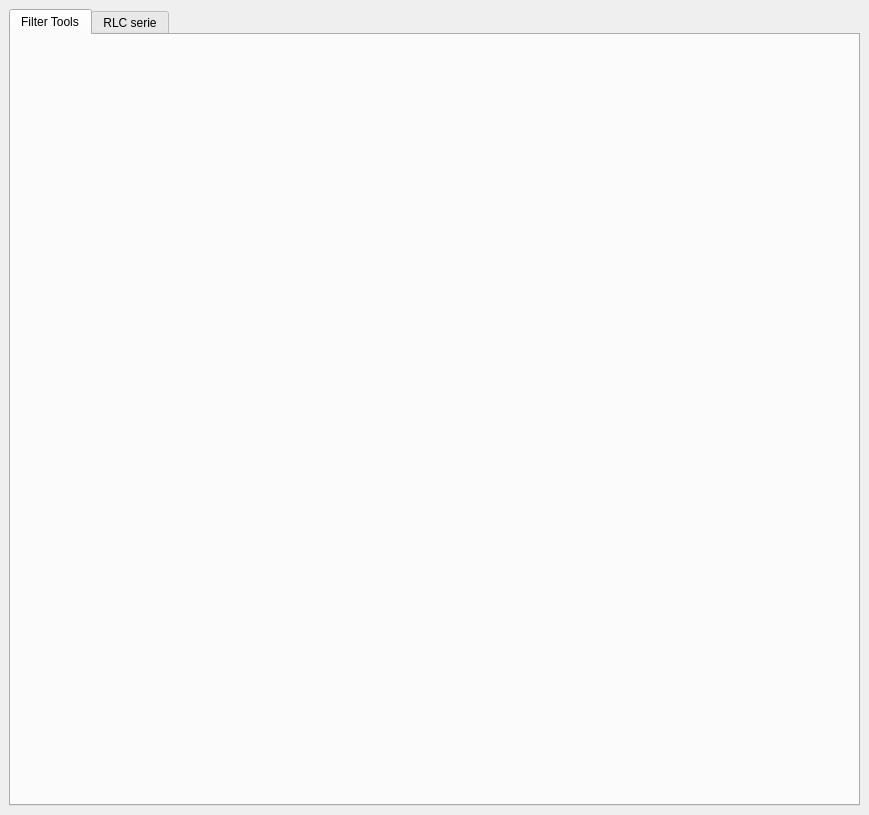
Old version of the form UI.ui in the repository GullinoAgus/Filter-TOOL-ELECTRO.
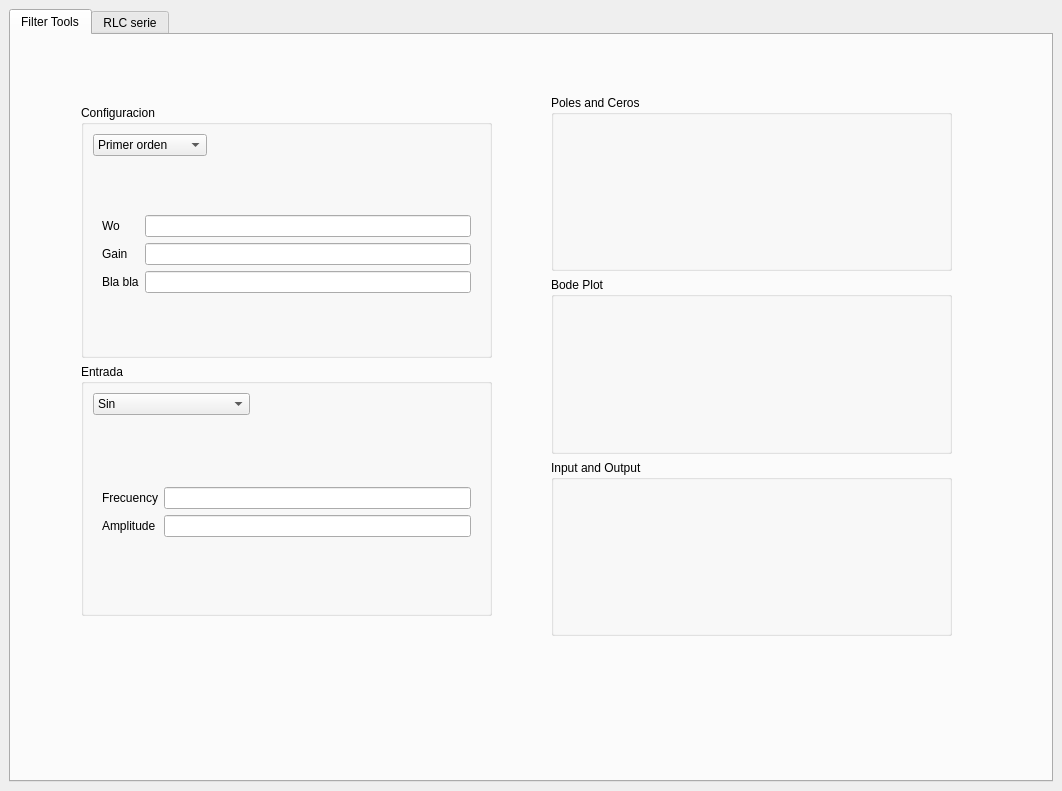
New version of the form. The open tabs and pages were chosen to show the change.

Commit message: Actualizando interfaz

Patch:
```diff
--- a/UI.ui
+++ b/UI.ui
@@ -6,8 +6,8 @@
    <rect>
     <x>0</x>
     <y>0</y>
-    <width>869</width>
-    <height>815</height>
+    <width>1062</width>
+    <height>791</height>
    </rect>
   </property>
   <property name="windowTitle">
@@ -27,6 +27,253 @@
        <attribute name="title">
         <string>Filter Tools</string>
        </attribute>
+       <widget class="QWidget" name="">
+        <property name="geometry">
+         <rect>
+          <x>70</x>
+          <y>70</y>
+          <width>411</width>
+          <height>511</height>
+         </rect>
+        </property>
+        <layout class="QVBoxLayout" name="verticalLayout_3">
+         <item>
+          <widget class="QGroupBox" name="groupBox">
+           <property name="title">
+            <string>Configuracion</string>
+           </property>
+           <layout class="QGridLayout" name="gridLayout_3">
+            <item row="1" column="0">
+             <widget class="QStackedWidget" name="stackedWidget">
+              <property name="currentIndex">
+               <number>0</number>
+              </property>
+              <widget class="QWidget" name="page">
+               <layout class="QVBoxLayout" name="verticalLayout">
+                <item>
+                 <layout class="QGridLayout" name="gridLayout">
+                  <item row="0" column="1">
+                   <widget class="QLineEdit" name="lineEdit"/>
+                  </item>
+                  <item row="2" column="0">
+                   <widget class="QLabel" name="label_3">
+                    <property name="text">
+                     <string>Bla bla</string>
+                    </property>
+                   </widget>
+                  </item>
+                  <item row="1" column="1">
+                   <widget class="QLineEdit" name="lineEdit_2"/>
+                  </item>
+                  <item row="0" column="0">
+                   <widget class="QLabel" name="label">
+                    <property name="text">
+                     <string>Wo</string>
+                    </property>
+                   </widget>
+                  </item>
+                  <item row="1" column="0">
+                   <widget class="QLabel" name="label_2">
+                    <property name="text">
+                     <string>Gain</string>
+                    </property>
+                   </widget>
+                  </item>
+                  <item row="2" column="1">
+                   <widget class="QLineEdit" name="lineEdit_3"/>
+                  </item>
+                 </layout>
+                </item>
+               </layout>
+              </widget>
+              <widget class="QWidget" name="page_2"/>
+             </widget>
+            </item>
+            <item row="0" column="0">
+             <layout class="QHBoxLayout" name="horizontalLayout_2">
+              <property name="bottomMargin">
+               <number>0</number>
+              </property>
+              <item>
+               <widget class="QComboBox" name="comboBox">
+                <property name="sizePolicy">
+                 <sizepolicy hsizetype="Preferred" vsizetype="Fixed">
+                  <horstretch>0</horstretch>
+                  <verstretch>0</verstretch>
+                 </sizepolicy>
+                </property>
+                <property name="minimumSize">
+                 <size>
+                  <width>100</width>
+                  <height>0</height>
+                 </size>
+                </property>
+                <item>
+                 <property name="text">
+                  <string>Primer orden</string>
+                 </property>
+                </item>
+                <item>
+                 <property name="text">
+                  <string>Segundo orden</string>
+                 </property>
+                </item>
+               </widget>
+              </item>
+              <item>
+               <spacer name="horizontalSpacer">
+                <property name="orientation">
+                 <enum>Qt::Horizontal</enum>
+                </property>
+                <property name="sizeHint" stdset="0">
+                 <size>
+                  <width>30</width>
+                  <height>20</height>
+                 </size>
+                </property>
+               </spacer>
+              </item>
+             </layout>
+            </item>
+           </layout>
+          </widget>
+         </item>
+         <item>
+          <widget class="QGroupBox" name="groupBox_2">
+           <property name="title">
+            <string>Entrada</string>
+           </property>
+           <layout class="QGridLayout" name="gridLayout_5">
+            <item row="1" column="0">
+             <layout class="QGridLayout" name="gridLayout_4">
+              <item row="0" column="0">
+               <widget class="QStackedWidget" name="stackedWidget_2">
+                <property name="currentIndex">
+                 <number>0</number>
+                </property>
+                <widget class="QWidget" name="page_3">
+                 <layout class="QVBoxLayout" name="verticalLayout_2">
+                  <item>
+                   <layout class="QGridLayout" name="gridLayout_6">
+                    <item row="0" column="0">
+                     <widget class="QLabel" name="label_4">
+                      <property name="text">
+                       <string>Frecuency</string>
+                      </property>
+                     </widget>
+                    </item>
+                    <item row="0" column="1">
+                     <widget class="QLineEdit" name="lineEdit_4"/>
+                    </item>
+                    <item row="1" column="0">
+                     <widget class="QLabel" name="label_5">
+                      <property name="text">
+                       <string>Amplitude</string>
+                      </property>
+                     </widget>
+                    </item>
+                    <item row="1" column="1">
+                     <widget class="QLineEdit" name="lineEdit_5"/>
+                    </item>
+                   </layout>
+                  </item>
+                 </layout>
+                </widget>
+                <widget class="QWidget" name="page_4"/>
+               </widget>
+              </item>
+             </layout>
+            </item>
+            <item row="0" column="0">
+             <layout class="QHBoxLayout" name="horizontalLayout_3">
+              <item>
+               <widget class="QComboBox" name="comboBox_2">
+                <property name="minimumSize">
+                 <size>
+                  <width>100</width>
+                  <height>0</height>
+                 </size>
+                </property>
+                <item>
+                 <property name="text">
+                  <string>Sin</string>
+                 </property>
+                </item>
+                <item>
+                 <property name="text">
+                  <string>Cos</string>
+                 </property>
+                </item>
+                <item>
+                 <property name="text">
+                  <string>Pulse</string>
+                 </property>
+                </item>
+                <item>
+                 <property name="text">
+                  <string>Periodic Pulse</string>
+                 </property>
+                </item>
+                <item>
+                 <property name="text">
+                  <string>Triangle Periodic Pulse</string>
+                 </property>
+                </item>
+               </widget>
+              </item>
+              <item>
+               <spacer name="horizontalSpacer_2">
+                <property name="orientation">
+                 <enum>Qt::Horizontal</enum>
+                </property>
+                <property name="sizeHint" stdset="0">
+                 <size>
+                  <width>30</width>
+                  <height>20</height>
+                 </size>
+                </property>
+               </spacer>
+              </item>
+             </layout>
+            </item>
+           </layout>
+          </widget>
+         </item>
+        </layout>
+       </widget>
+       <widget class="QWidget" name="">
+        <property name="geometry">
+         <rect>
+          <x>540</x>
+          <y>60</y>
+          <width>401</width>
+          <height>541</height>
+         </rect>
+        </property>
+        <layout class="QVBoxLayout" name="verticalLayout_4">
+         <item>
+          <widget class="QGroupBox" name="groupBox_3">
+           <property name="title">
+            <string>Poles and Ceros</string>
+           </property>
+          </widget>
+         </item>
+         <item>
+          <widget class="QGroupBox" name="groupBox_4">
+           <property name="title">
+            <string>Bode Plot</string>
+           </property>
+          </widget>
+         </item>
+         <item>
+          <widget class="QGroupBox" name="groupBox_5">
+           <property name="title">
+            <string>Input and Output</string>
+           </property>
+          </widget>
+         </item>
+        </layout>
+       </widget>
       </widget>
       <widget class="QWidget" name="RLCSerie">
        <attribute name="title">
```
Left out of the diff: 2 changed lines with no effect on the pictures.
